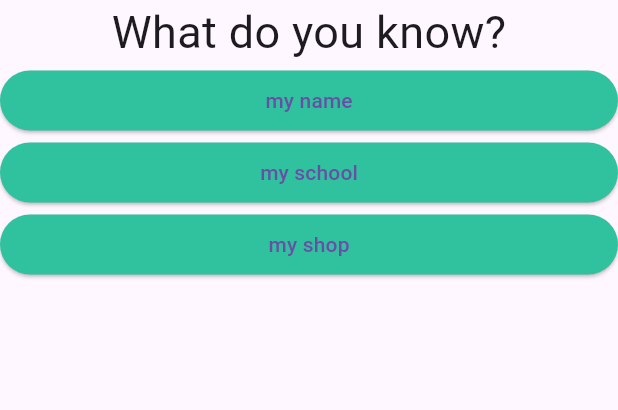
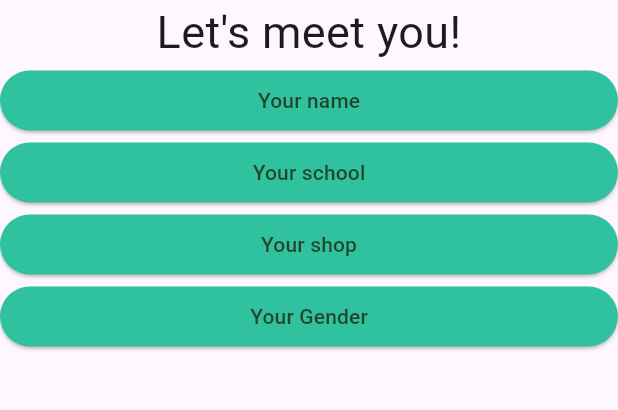
Before and after one commit to Babajide-James/flutterApps, a Flutter app: the screen it shows after launch, on a phone screen of 412 x 824 dp, the part 84-494 px from its top. Run offline on Flutter 3.47's test engine with Material 3 defaults, Android fonts, the phone set to English and light mode, and no system bars.

```diff
--- a/lib/answers.dart
+++ b/lib/answers.dart
@@ -17,7 +17,8 @@ class QuizAnswers extends StatelessWidget {
       child:
       ElevatedButton(
           style: ElevatedButton.styleFrom(
-                      backgroundColor: const Color.fromARGB(255, 48, 193, 159)),
+            foregroundColor: Color.fromARGB(199, 30, 30, 8),
+              backgroundColor: const Color.fromARGB(255, 48, 193, 159)),
                 onPressed: streetWork,
                 child: Text(textAnswer),
                 ),
--- a/lib/main.dart
+++ b/lib/main.dart
@@ -1,3 +1,4 @@
+import 'package:app1/end_of_game.dart';
 import 'package:app1/questions.dart';
 import 'package:flutter/material.dart';
 import 'answers.dart';
@@ -16,14 +17,10 @@ class Home extends StatefulWidget{
 
 class HomeState extends State<Home>{
   var listNumber = 0;
-  // var questionList = <String>[
-  //   'This is the game buddy',
-  //    'This is the next page button',
-  //    'This is the third one'];
 
      final quizQA = [{
-'question': 'What do you know?',
-'Answer': ['my name', 'my school', 'my shop']
+'question': "Let's meet you!",
+'Answer': ['Your name', 'Your school', 'Your shop', 'Your Gender']
 }, {
   'question': 'What is your full name',
   'Answer': ['My name is Jack', 'My name is James', 'Jude' ]
@@ -35,12 +32,8 @@ class HomeState extends State<Home>{
    void listDigit(){
     setState(() {
     listNumber++;
-    if (listNumber >= quizQA.length){
-      listNumber = 0;
-    }
-    });
-  }
-  // void pressButton() => print('Answer selected!');
+        });
+       }
 
   @override
   Widget build (BuildContext context) {
@@ -55,18 +48,17 @@ class HomeState extends State<Home>{
         ),
         body: SizedBox(
           width: double.infinity,
-          child: Column(
+          child: listNumber <= listNumber.bitLength ? Column(
               children:<Widget>[
           Questions(
             quizQA[listNumber]
             ['question'] as String),
           ...(quizQA[listNumber]['Answer'] as List<String>).map((justQuestions){
             return QuizAnswers(listDigit, justQuestions);
-          })
-          ],
-         ),
+          }),
+              ]
+         ) : EndOfGame(),
         ),
 
-    ));
-  }
-}
+      ));
+  }}
```
Also changed, not shown: lib/end_of_game.dart (added, +20 -0 lines).
